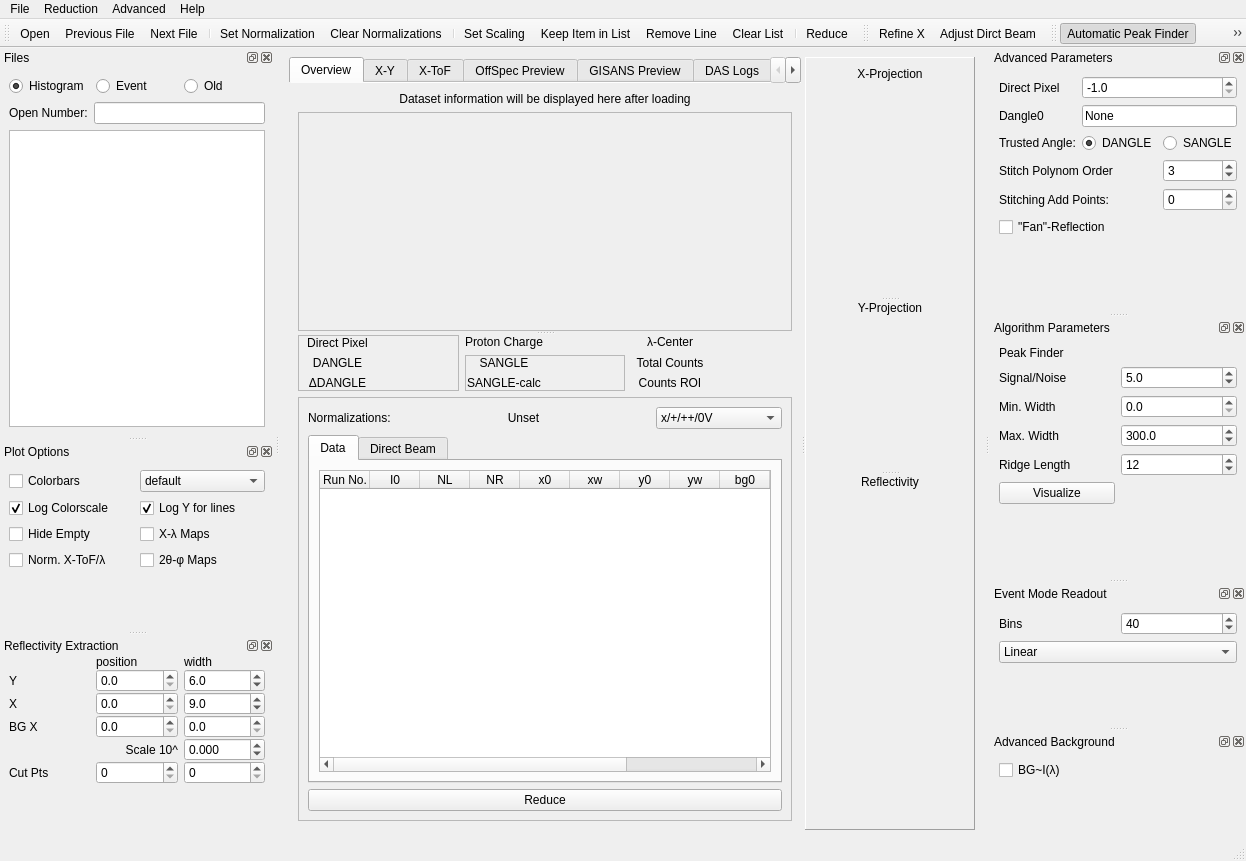
Before: the Qt Designer form designer/main_window.ui in aglavic/quicknxs, drawn with Qt 5.
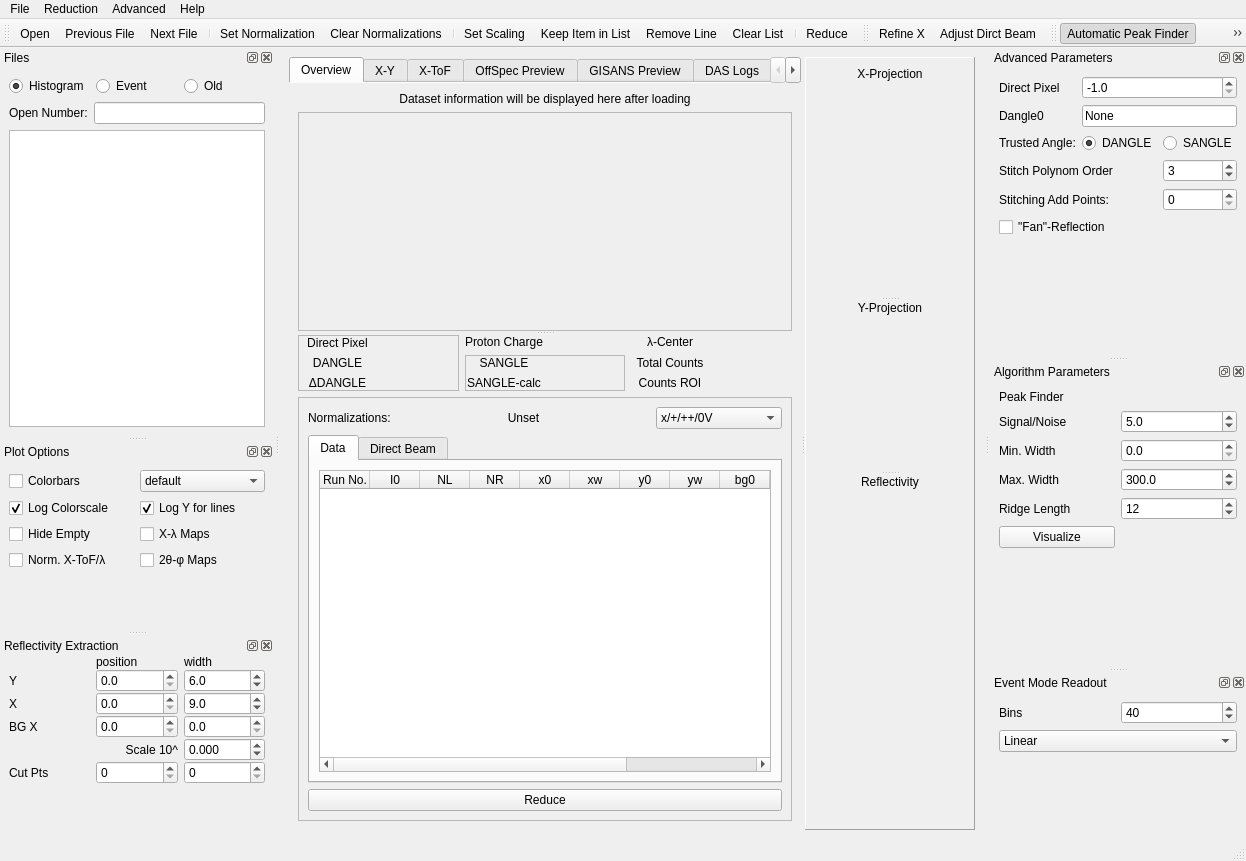
After: the same form once the commit is applied. Icons and pictures are not drawn. Custom widgets are drawn as their Qt base class.

Commit message: - background dialog and constant background with fast neutrons included - plotting fixes

What changed in the file:
```diff
--- a/designer/main_window.ui
+++ b/designer/main_window.ui
@@ -2408,44 +2408,6 @@
     </layout>
    </widget>
   </widget>
-  <widget class="QDockWidget" name="dockWidget_10">
-   <property name="floating">
-    <bool>false</bool>
-   </property>
-   <property name="windowTitle">
-    <string>Advanced Background</string>
-   </property>
-   <attribute name="dockWidgetArea">
-    <number>2</number>
-   </attribute>
-   <widget class="QWidget" name="dockWidgetContents_10">
-    <layout class="QVBoxLayout" name="verticalLayout_5">
-     <item>
-      <widget class="QCheckBox" name="bgToFConstant">
-       <property name="toolTip">
-        <string>Take background to be directly proportional to the incident intensity</string>
-       </property>
-       <property name="text">
-        <string>BG~I(λ)</string>
-       </property>
-      </widget>
-     </item>
-     <item>
-      <spacer name="verticalSpacer_5">
-       <property name="orientation">
-        <enum>Qt::Vertical</enum>
-       </property>
-       <property name="sizeHint" stdset="0">
-        <size>
-         <width>20</width>
-         <height>40</height>
-        </size>
-       </property>
-      </spacer>
-     </item>
-    </layout>
-   </widget>
-  </widget>
   <action name="actionOpen">
    <property name="icon">
     <iconset resource="../icons/icons.qrc">
```
Left out of the diff: 30 changed lines with no effect on the pictures. The commit also changes 13 other files.
